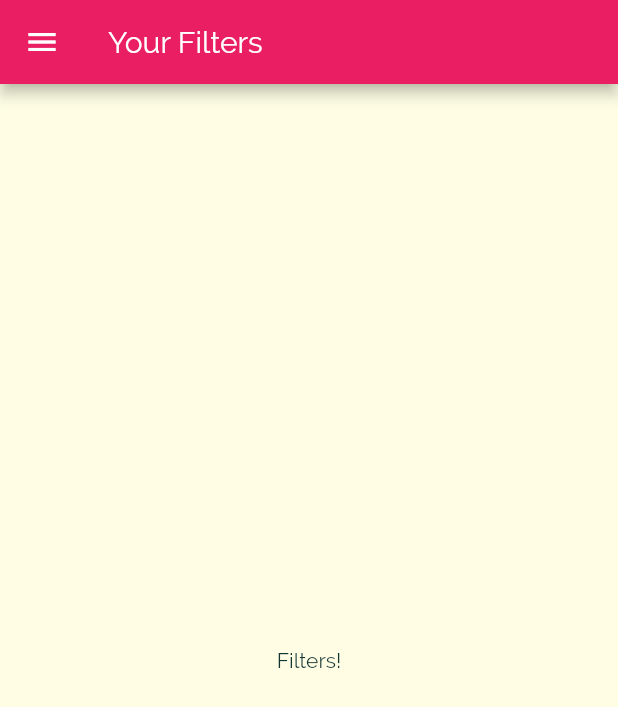
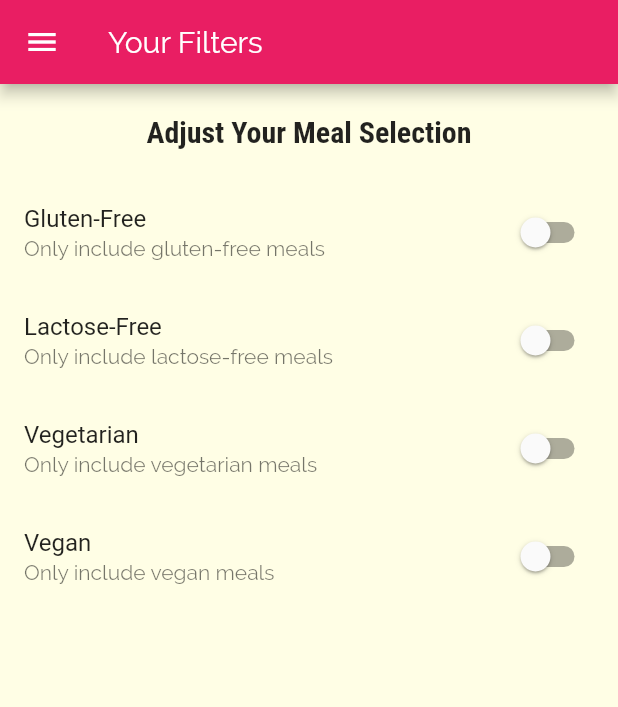
Before and after one commit to devenderbutani21/mealflutterapp, a Flutter app: the FiltersScreen screen opened by its route, on a phone screen of 412 x 824 dp. Shown: the top 707 px of the screen. Run offline on Flutter 3.47's test engine with Material 2 defaults, Android fonts, the phone set to English and light mode, and no system bars.

Commit message:
Filter Switches Implemented

```diff
--- a/lib/screens/filters_screen.dart
+++ b/lib/screens/filters_screen.dart
@@ -2,8 +2,34 @@ import 'package:flutter/material.dart';
 
 import '../widgets/main_drawer.dart';
 
-class FiltersScreen extends StatelessWidget {
+class FiltersScreen extends StatefulWidget {
   static const routeName = '/filters';
+
+  @override
+  _FiltersScreenState createState() => _FiltersScreenState();
+}
+
+class _FiltersScreenState extends State<FiltersScreen> {
+  bool _glutenFree = false;
+  bool _vegetarian = false;
+  bool _vegan = false;
+  bool _lactoseFree = false;
+
+  Widget _buildSwitchTile(
+    String title,
+    String description,
+    bool currentValue,
+    Function updateValue,
+  ) {
+    return SwitchListTile(
+      title: Text(title),
+      value: currentValue,
+      subtitle: Text(
+        description,
+      ),
+      onChanged: updateValue,
+    );
+  }
 
   @override
   Widget build(BuildContext context) {
@@ -12,8 +38,64 @@ class FiltersScreen extends StatelessWidget {
         title: Text('Your Filters'),
       ),
       drawer: MainDrawer(),
-      body: Center(
-        child: Text('Filters!'),
+      body: Column(
+        children: <Widget>[
+          // ignore: deprecated_member_use
+          Container(
+            padding: EdgeInsets.all(20),
+            child: Text(
+              'Adjust Your Meal Selection',
+              // ignore: deprecated_member_use
+              style: Theme.of(context).textTheme.title,
+            ),
+          ),
+          Expanded(
+            child: ListView(
+              children: <Widget>[
+                _buildSwitchTile(
+                  'Gluten-Free',
+                  'Only include gluten-free meals',
+                  _glutenFree,
+                  (newValue) {
+                    setState(() {
+                      _glutenFree = newValue;
+                    });
+                  },
+                ),
+                _buildSwitchTile(
+                  'Lactose-Free',
+                  'Only include lactose-free meals',
+                  _lactoseFree,
+                      (newValue) {
+                    setState(() {
+                      _lactoseFree = newValue;
+                    });
+                  },
+                ),
+                _buildSwitchTile(
+                  'Vegetarian',
+                  'Only include vegetarian meals',
+                  _vegetarian,
+                      (newValue) {
+                    setState(() {
+                      _vegetarian = newValue;
+                    });
+                  },
+                ),
+                _buildSwitchTile(
+                  'Vegan',
+                  'Only include vegan meals',
+                  _vegan,
+                      (newValue) {
+                    setState(() {
+                      _vegan = newValue;
+                    });
+                  },
+                ),
+              ],
+            ),
+          ),
+        ],
       ),
     );
   }
```
